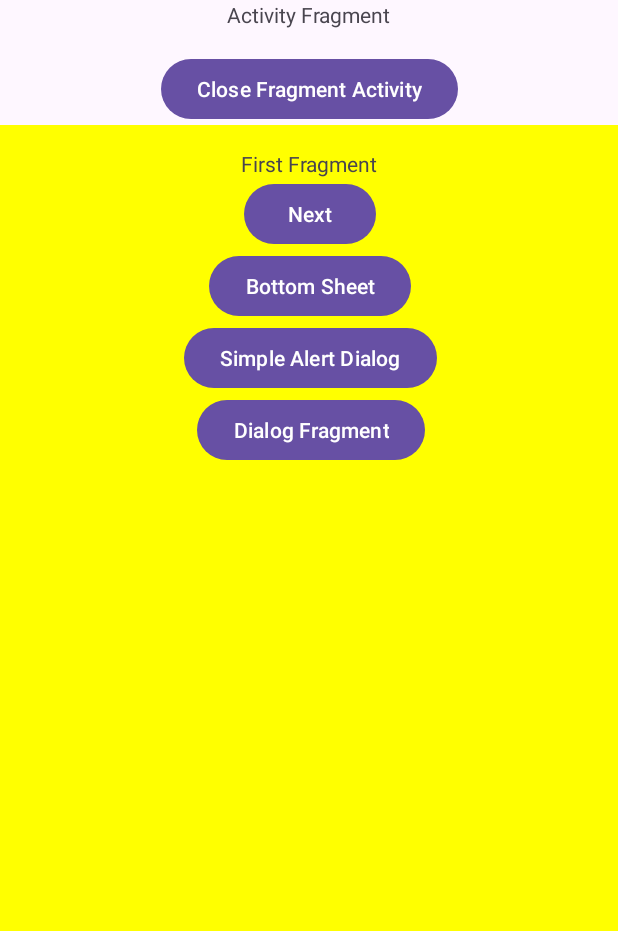
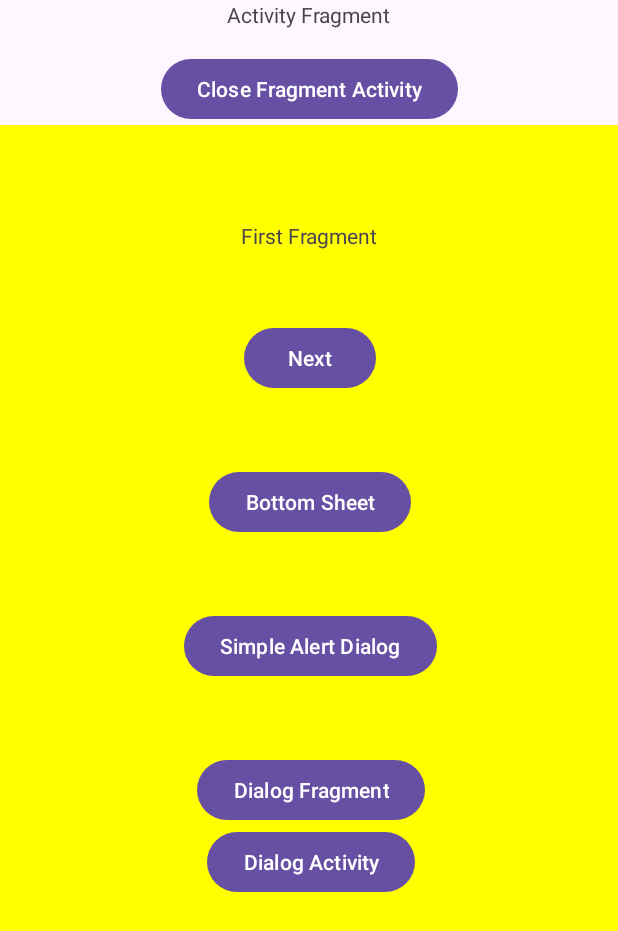
Before and after one commit to amiteshsinghk/lifecycle, an Android app: the FirstFragment screen opened directly, with no data from a screen before it, on a phone screen of 412 x 824 dp. Shown: the top 931 px of the screen. Run offline under Robolectric (Android 15) with nearby library versions, the phone set to English and light mode, and no system bars.

Commit message:
Activity Fragment and Bottomsheet lifecycle.

```diff
--- a/app/src/main/java/com/example/activitylifecycle/FirstFragment.kt
+++ b/app/src/main/java/com/example/activitylifecycle/FirstFragment.kt
@@ -1,6 +1,7 @@
 package com.example.activitylifecycle
 
 import android.content.Context
+import android.content.Intent
 import android.os.Bundle
 import android.util.Log
 import android.view.LayoutInflater
@@ -62,6 +63,11 @@ class FirstFragment : Fragment() {
         binding.btnDialogFragment.setOnClickListener {
             val dialog = MyDialogFragment()
             dialog.show(parentFragmentManager, "MyDialog")
+        }
+
+        binding.btnDialogActivity.setOnClickListener {
+            val intent = Intent(requireActivity(), MyDialogActivity::class.java)
+            startActivity(intent)
         }
     }
 
--- a/app/src/main/res/layout/fragment_first.xml
+++ b/app/src/main/res/layout/fragment_first.xml
@@ -62,5 +62,15 @@
             app:layout_constraintStart_toStartOf="@+id/btn_dialog"
             app:layout_constraintTop_toBottomOf="@+id/btn_dialog" />
 
+        <Button
+            android:id="@+id/btn_dialog_activity"
+            android:layout_width="wrap_content"
+            android:layout_height="wrap_content"
+            android:text="@string/dialog_activity"
+            app:layout_constraintBottom_toBottomOf="parent"
+            app:layout_constraintEnd_toEndOf="@+id/btn_dialog"
+            app:layout_constraintStart_toStartOf="@+id/btn_dialog"
+            app:layout_constraintTop_toBottomOf="@+id/btn_dialog_fragment" />
+
     </androidx.constraintlayout.widget.ConstraintLayout>
 </androidx.core.widget.NestedScrollView>
```
